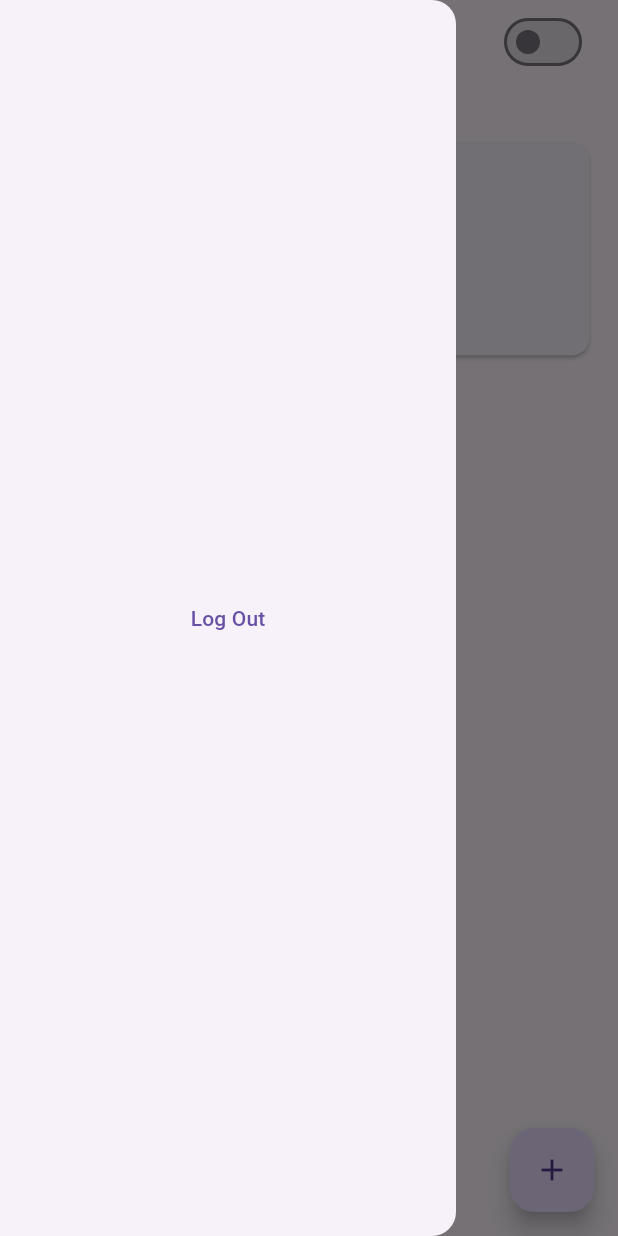
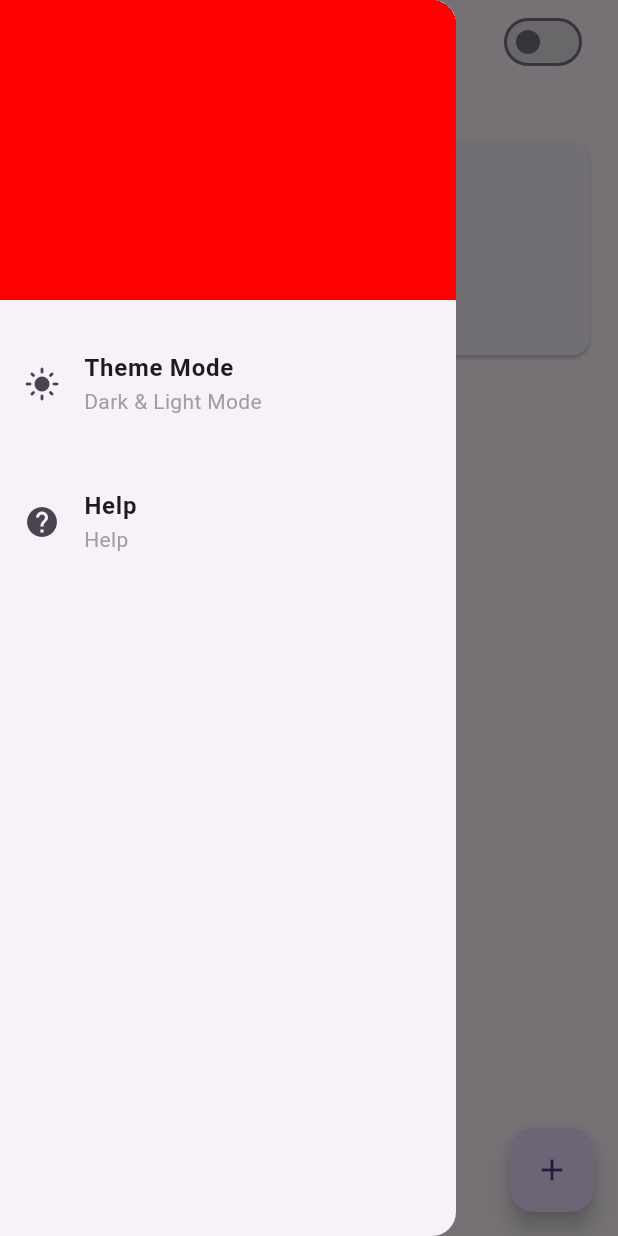
Before and after one commit to Mukeshkachchhawah/expences_app, a Flutter app: the HomePage screen opened directly, with the side drawer open, on a phone screen of 412 x 824 dp. Run offline on Flutter 3.47's test engine with Material 3 defaults, Android fonts, the light colour scheme and no system bars; our stand-ins replace bloc, flutter_bloc, lottie, shared_preferences, sqflite, syncfusion_flutter_charts; accounts and stored records are empty; network calls fail; project files that could hold a hidden picture were left out.

Commit message:
add new file & midified

```diff
--- /dev/null
+++ b/lib/component/custom_listTile.dart
@@ -0,0 +1,35 @@
+import 'package:flutter/material.dart';
+
+class CustomListTile extends StatelessWidget {
+  final Widget leading;
+  final String title;
+  final String subtitle;
+  final Widget? trailing;
+  final VoidCallback? onTap;
+
+  const CustomListTile({
+    Key? key,
+    required this.leading,
+    required this.title,
+    required this.subtitle,
+    this.trailing,
+    this.onTap,
+  }) : super(key: key);
+
+  @override
+  Widget build(BuildContext context) {
+    return ListTile(
+      leading: leading,
+      title: Text(
+        title,
+        style: const TextStyle(fontSize: 16, fontWeight: FontWeight.w600),
+      ),
+      subtitle: Text(
+        subtitle,
+        style: const TextStyle(fontSize: 14, color: Colors.grey),
+      ),
+      trailing: trailing, // Accept any widget here
+      onTap: onTap,
+    );
+  }
+}
--- /dev/null
+++ b/lib/component/side_drawer.dart
@@ -0,0 +1,33 @@
+import 'package:expense_app/component/custom_listTile.dart';
+import 'package:expense_app/utils/app_colors.dart';
+import 'package:expense_app/utils/ui_helper.dart';
+import 'package:flutter/material.dart';
+
+class SideDrawerView extends StatelessWidget {
+  const SideDrawerView({super.key});
+
+  @override
+  Widget build(BuildContext context) {
+    return Drawer(
+      child: Column(
+        children: [
+          Container(
+            height: 200,
+            width: double.infinity,
+            decoration: const BoxDecoration(color: AppColors.redColors),
+          ),
+          hSpace(),
+          CustomListTile(
+            leading: Icon(Icons.light_mode),
+            title: "Theme Mode",
+            subtitle: "Dark & Light Mode",
+            onTap: () {},
+          ),
+          hSpace(),
+          CustomListTile(
+              leading: Icon(Icons.help), title: 'Help', subtitle: "Help")
+        ],
+      ),
+    );
+  }
+}
--- a/lib/constants/constants.dart
+++ b/lib/constants/constants.dart
@@ -5,46 +5,10 @@ class AppConstants {
   static final app_name = "Expenser";
 
   static const List<Map<String, dynamic>> category = [
-    {"id": "1", "name": "car", "image": ImageConstants.carimg},
-    {"id": "2", "name": "coka", "image": ImageConstants.cokaimg},
-    {"id": "3", "name": "flayting", "image": ImageConstants.flaytimg},
-    {"id": "4", "name": "frenching", "image": ImageConstants.frenchimg},
-    {"id": "5", "name": "helicopatr", "image": ImageConstants.helicopatr},
-    {"id": "6", "name": "movie", "image": ImageConstants.movieimg},
-    {"id": "7", "name": "popcorn", "image": ImageConstants.popcornimg},
-    {"id": "8", "name": "shopping", "image": ImageConstants.shoppingimg},
-    {"id": "9", "name": "train", "image": ImageConstants.train},
-    {"id": "10", "name": "traveling", "image": ImageConstants.travelingimg},
-    {"id": "11", "name": "Smartphone", "image": ImageConstants.smartphoneimge},
-    {"id": "12", "name": "travel", "image": ImageConstants.travelimage},
-    {"id": "13", "name": "Restaurant", "image": ImageConstants.restaurantimage},
-    {"id": "14", "name": "Grocery", "image": ImageConstants.groceryimage},
-    {"id": "15", "name": "FastFood", "image": ImageConstants.fastfoodimage},
-    {"id": "16", "name": "Coffee", "image": ImageConstants.coffeeimage},
-
-    //// same copy past testing in showbox icon
-    {"id": "1", "name": "car", "image": ImageConstants.carimg},
-    {"id": "2", "name": "coka", "image": ImageConstants.cokaimg},
-    {"id": "3", "name": "flayting", "image": ImageConstants.flaytimg},
-    {"id": "4", "name": "frenching", "image": ImageConstants.frenchimg},
-    {"id": "5", "name": "helicopatr", "image": ImageConstants.helicopatr},
-    {"id": "6", "name": "movie", "image": ImageConstants.movieimg},
-    {"id": "7", "name": "popcorn", "image": ImageConstants.popcornimg},
-    {"id": "8", "name": "shopping", "image": ImageConstants.shoppingimg},
-    {"id": "9", "name": "train", "image": ImageConstants.train},
-    {"id": "10", "name": "traveling", "image": ImageConstants.travelingimg},
-    {"id": "11", "name": "Smartphone", "image": ImageConstants.smartphoneimge},
-    {"id": "12", "name": "travel", "image": ImageConstants.travelimage},
-    {"id": "13", "name": "Restaurant", "image": ImageConstants.restaurantimage},
-    {"id": "14", "name": "Grocery", "image": ImageConstants.groceryimage},
-    {"id": "15", "name": "FastFood", "image": ImageConstants.fastfoodimage},
-    {"id": "16", "name": "Coffee", "image": ImageConstants.coffeeimage},
-
-    //// same copy past demo and try
-    {"id": "1", "name": "car", "image": ImageConstants.carimg},
-    {"id": "2", "name": "coka", "image": ImageConstants.cokaimg},
-    {"id": "3", "name": "flayting", "image": ImageConstants.flaytimg},
-    {"id": "4", "name": "frenching", "image": ImageConstants.frenchimg},
+    {"id": "1", "name": "Car", "image": ImageConstants.carimg},
+    {"id": "2", "name": "Coka", "image": ImageConstants.cokaimg},
+    {"id": "3", "name": "Flayting", "image": ImageConstants.flaytimg},
+    {"id": "4", "name": "Frenching", "image": ImageConstants.frenchimg},
     {"id": "5", "name": "helicopatr", "image": ImageConstants.helicopatr},
     {"id": "6", "name": "movie", "image": ImageConstants.movieimg},
     {"id": "7", "name": "popcorn", "image": ImageConstants.popcornimg},
--- a/lib/screens/home/home_page.dart
+++ b/lib/screens/home/home_page.dart
@@ -1,9 +1,9 @@
+import 'package:expense_app/component/side_drawer.dart';
 import 'package:expense_app/constants/constants.dart';
 import 'package:expense_app/expense_bloc/expense_bloc.dart';
 import 'package:expense_app/modal/expense_modal.dart';
 import 'package:expense_app/modal/filtereExpense_modal.dart';
 import 'package:expense_app/screens/home/addTaks/addtakspage.dart';
-import 'package:expense_app/screens/onbording/user_account/login_page.dart';
 import 'package:expense_app/theme_provider/theme_provider.dart';
 import 'package:expense_app/utils/ui_helper.dart';
 import 'package:flutter/material.dart';
@@ -46,7 +46,9 @@ class _HomePageState extends State<HomePage> {
           wSpace()
         ],
       ),
-      drawer: Drawer(
+      drawer: const SideDrawerView(),
+      /*
+      Drawer(
         child: Column(
           mainAxisAlignment: MainAxisAlignment.center,
           children: [
@@ -62,6 +64,8 @@ class _HomePageState extends State<HomePage> {
           ],
         ),
       ),
+     */
+
       body: BlocBuilder<ExpenseBloc, ExpenseState>(
         builder: (context, state) {
           if (state is ExpenseLoadingState) {
--- a/lib/screens/onbording/user_account/register_page.dart
+++ b/lib/screens/onbording/user_account/register_page.dart
@@ -105,12 +105,13 @@ class _RegisterViewState extends State<RegisterView> {
             hSpace(), */
             InkWell(
               onTap: () async {
+                print("=========== User Click Button ==============");
                 if (formKey.currentState!.validate()) {
                   var check = await AppDatabase().createUser(UserModel(
                     email: emailController.text,
                     password: passwordController.text,
                   ));
-
+                  print('======= Check == $check');
                   if (check) {
                     // ignore: use_build_context_synchronously
                     Navigator.push(
@@ -120,6 +121,7 @@ class _RegisterViewState extends State<RegisterView> {
                         ));
                   } else {
                     // show error
+                    SnackBar(content: Text("Registion Failled"));
                   }
                 }
               },
--- a/pubspec.yaml
+++ b/pubspec.yaml
@@ -37,13 +37,13 @@ dependencies:
   cupertino_icons: ^1.0.2
   lottie: ^2.3.2
   sqflite: ^2.2.8+4
-  path_provider: ^2.1.0
   shared_preferences: ^2.2.0
   flutter_screenutil: ^5.7.0
   bloc: ^8.1.2
   flutter_bloc: ^8.1.3
   syncfusion_flutter_charts: ^22.2.12
   provider: ^6.1.1
+  path_provider: ^2.1.5
 
 dev_dependencies:
   flutter_test:
```
